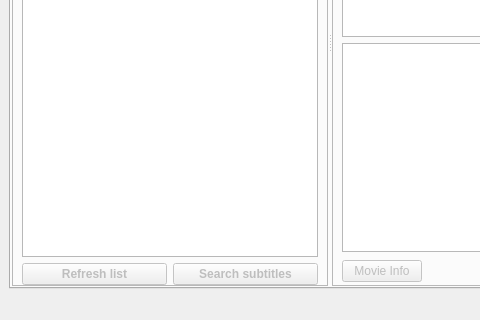
First picture: the form in gui/main.ui, repository subdownloader/subdownloader, before the edit; both pictures show x 0 to 480 and y 257 to 577 of the 714 by 577 pixel window.
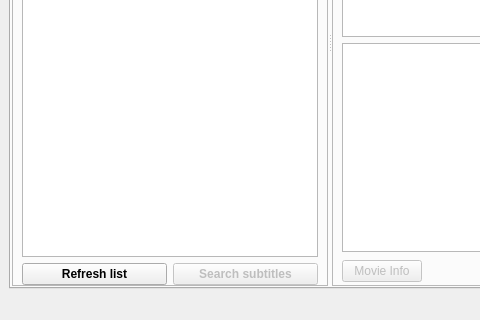
Second picture: the form after the edit. Icons and pictures are not drawn. Custom widgets are drawn as their Qt base class.

What changed in the file:
```diff
--- a/gui/main.ui
+++ b/gui/main.ui
@@ -221,7 +221,7 @@
                    <item>
                     <widget class="QPushButton" name="buttonRefresh">
                      <property name="enabled">
-                      <bool>false</bool>
+                      <bool>true</bool>
                      </property>
                      <property name="maximumSize">
                       <size>
```
